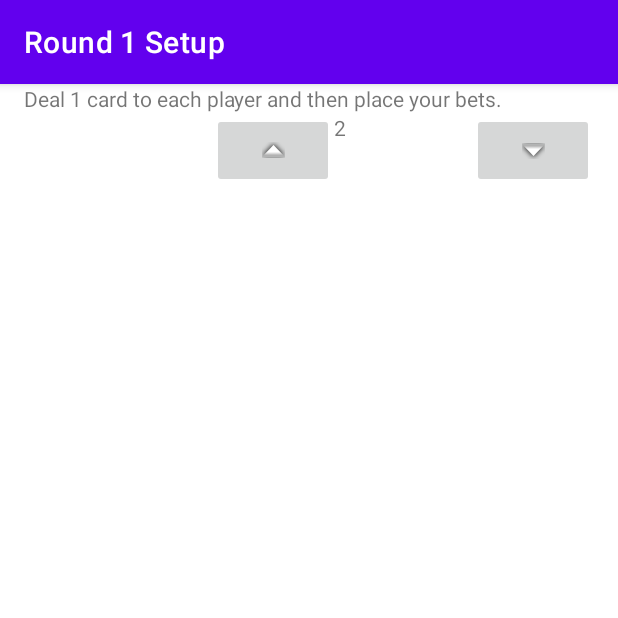
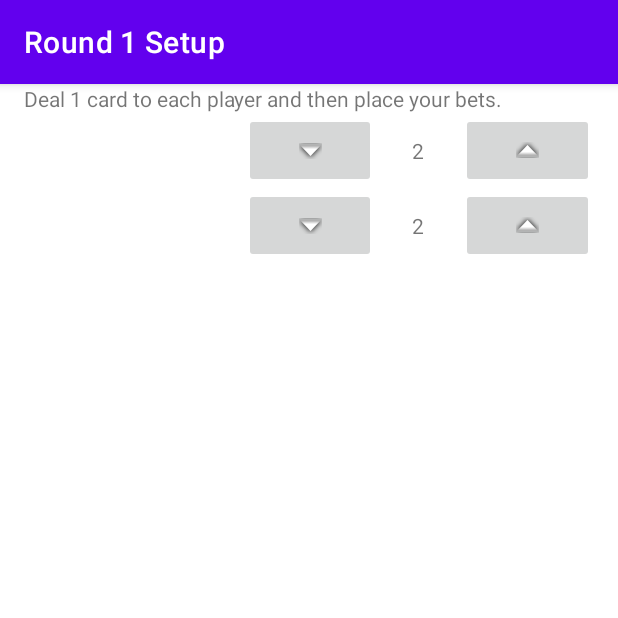
Before and after one commit to tamj0rd2/skull-king-calculator, an Android app: the screen it shows after launch (MainActivity), after a tap on "START GAME", on a phone screen of 412 x 824 dp, the top half of it. Run offline under Robolectric (Android 15) with nearby library versions, the phone set to English and light mode, and no system bars.

Commit message:
WIP: unstaged changes

```diff
--- a/app/src/main/java/com/tamj0rd2/skullkingcalculator/DealAndBetFragment.kt
+++ b/app/src/main/java/com/tamj0rd2/skullkingcalculator/DealAndBetFragment.kt
@@ -7,7 +7,6 @@ import android.widget.TextView
 import androidx.fragment.app.Fragment
 import com.tamj0rd2.skullkingcalculator.components.BettingCard
 import com.tamj0rd2.skullkingcalculator.viewmodels.Player
-import kotlin.math.roundToInt
 
 private const val ARG_PLAYERS = "players"
 private const val ARG_ROUND_NUMBER = "roundNumber"
@@ -15,6 +14,8 @@ private const val ARG_ROUND_NUMBER = "roundNumber"
 class DealAndBetFragment : Fragment(R.layout.fragment_deal_and_bet) {
     private lateinit var players: MutableList<Player>
     private var roundNumber: Int = 0
+
+    private val bettingCards = mutableListOf<BettingCard>()
 
     override fun onCreate(savedInstanceState: Bundle?) {
         super.onCreate(savedInstanceState)
@@ -34,7 +35,7 @@ class DealAndBetFragment : Fragment(R.layout.fragment_deal_and_bet) {
             String.format(this.resources.getString(R.string.dealCardsAndBet), this.roundNumber)
 
         val topLevelLayout = view.findViewById<LinearLayout>(R.id.topLevelLayout)
-        this.addBettingCard(topLevelLayout)
+        this.players.forEach { player -> this.addBettingCard(topLevelLayout, player) }
     }
 
     companion object {
@@ -48,17 +49,22 @@ class DealAndBetFragment : Fragment(R.layout.fragment_deal_and_bet) {
             }
     }
 
-    private fun addBettingCard(linearLayout: LinearLayout) {
-//        val layoutParams = LinearLayout.LayoutParams(LinearLayout.LayoutParams.MATCH_PARENT, this.getHeightInDp(50))
-
-        val bettingCard = BettingCard(this.context, null)
-        bettingCard.setInfo(this.players[0], 2)
-//        bettingCard.layoutParams = layoutParams
-        linearLayout.addView(bettingCard)
+    private fun startGame() {
+        val bets = this.players.mapIndexed { index, player ->  }
     }
 
-    private fun getHeightInDp(height: Int): Int {
-        val density = this.context?.resources?.displayMetrics?.density ?: throw Error("No density for some reason")
-        return (height * density).roundToInt()
+    private fun addBettingCard(linearLayout: LinearLayout, player: Player) {
+        val bettingCard = BettingCard(this.context, null)
+        bettingCard.setInfo(player, 2)
+        linearLayout.addView(bettingCard)
+        this.bettingCards.add(bettingCard)
     }
 }
+
+data class PlayerBet(val player: Player, val bet: ) {
+    var wins = 0
+
+    fun incrementWins() {
+        this.wins ++
+    }
+}
--- a/app/src/main/java/com/tamj0rd2/skullkingcalculator/GameSetupFragment.kt
+++ b/app/src/main/java/com/tamj0rd2/skullkingcalculator/GameSetupFragment.kt
@@ -48,7 +48,9 @@ class GameSetupFragment : Fragment(R.layout.fragment_game_setup) {
 
     override fun onDestroyView() {
         super.onDestroyView()
-        this.players.forEachIndexed { index, player -> player.name = this.playerInputs[index].getInputValue() }
+        this.players.forEachIndexed { index, player ->
+            player.name = this.playerInputs[index].getInputValue()
+        }
         this.playerInputs.clear()
     }
 
@@ -89,7 +91,11 @@ class GameSetupFragment : Fragment(R.layout.fragment_game_setup) {
     }
 
     private fun startGame() {
-        val players = this.players
+        val updatedPlayers = this.players.mapIndexed { index, player -> player.copy(name = this.playerInputs[index].getInputValue()) }
+        this.players.clear()
+        this.players.addAll(updatedPlayers)
+        val players = players
+
         this.parentFragmentManager.commit {
             setReorderingAllowed(true)
             addToBackStack(null)
--- a/app/src/main/java/com/tamj0rd2/skullkingcalculator/components/BettingCard.kt
+++ b/app/src/main/java/com/tamj0rd2/skullkingcalculator/components/BettingCard.kt
@@ -3,6 +3,7 @@ package com.tamj0rd2.skullkingcalculator.components
 import android.content.Context
 import android.util.AttributeSet
 import android.view.LayoutInflater
+import android.widget.ImageButton
 import android.widget.LinearLayout
 import android.widget.TextView
 import com.tamj0rd2.skullkingcalculator.R
@@ -23,20 +24,26 @@ class BettingCard(context: Context?, attrs: AttributeSet?) : LinearLayout(contex
         this.layoutParams = LayoutParams(LayoutParams.MATCH_PARENT, this.getHeightInDp(50))
         this.playerNameLabel = this.findViewById(R.id.playerNameLabel)
         this.betLabel = this.findViewById(R.id.betAmount)
+
+        val incrementButton = this.findViewById<ImageButton>(R.id.incrementBet)
+        incrementButton.setOnClickListener { this.incrementBet() }
+
+        val decrementButton = this.findViewById<ImageButton>(R.id.decrementBet)
+        decrementButton.setOnClickListener { this.decrementBet() }
     }
 
     fun setInfo(player: Player, bet: Int = 0) {
         this.bet = bet
-        this.playerNameLabel.text = player.name
+        this.playerNameLabel.text = player.name.toString()
         this.betLabel.text = this.bet.toString()
     }
 
-    fun incrementBet() {
+    private fun incrementBet() {
         this.bet += 1
         this.betLabel.text = this.bet.toString()
     }
 
-    fun decrementBet() {
+    private fun decrementBet() {
         this.bet -= 1
         this.betLabel.text = this.bet.toString()
     }
--- a/app/src/main/java/com/tamj0rd2/skullkingcalculator/viewmodels/GameSetupViewModel.kt
+++ b/app/src/main/java/com/tamj0rd2/skullkingcalculator/viewmodels/GameSetupViewModel.kt
@@ -11,6 +11,12 @@ class GameSetupViewModel(savedStateHandle: SavedStateHandle) : ViewModel() {
     val something: String = savedStateHandle["something"]
         ?: throw java.lang.IllegalArgumentException("I don't understand")
 
+}
+
+data class RoundScore(val bet: Int, var wins: Int) {
+    fun addAWin() {
+        this.wins += 1
+    }
 }
 
 data class Player(val id: Int, var name: String = "") : Parcelable {
--- a/app/src/main/res/layout/betting_card.xml
+++ b/app/src/main/res/layout/betting_card.xml
@@ -12,10 +12,25 @@
         android:layout_width="wrap_content"
         android:layout_height="match_parent"
         android:gravity="center_vertical"
-        android:text="@string/playerLabel"
         android:textSize="18sp"
         tools:text="PlayerName"
         android:layout_weight="3"/>
+
+    <ImageButton
+        android:id="@+id/decrementBet"
+        android:layout_width="wrap_content"
+        android:layout_height="match_parent"
+        android:layout_weight="1"
+        app:srcCompat="@android:drawable/arrow_down_float"
+        android:contentDescription="@string/decrementBet"/>
+
+    <TextView
+        android:id="@+id/betAmount"
+        android:layout_width="wrap_content"
+        android:layout_height="match_parent"
+        android:layout_weight="1"
+        android:gravity="center_horizontal|center_vertical"
+        tools:text="5" />
 
     <ImageButton
         android:id="@+id/incrementBet"
@@ -25,17 +40,4 @@
         app:srcCompat="@android:drawable/arrow_up_float"
         android:contentDescription="@string/incrementBet" />
 
-    <TextView
-        android:id="@+id/betAmount"
-        android:layout_width="wrap_content"
-        android:layout_height="match_parent"
-        android:layout_weight="2" />
-
-    <ImageButton
-        android:id="@+id/decrementBet"
-        android:layout_width="wrap_content"
-        android:layout_height="match_parent"
-        android:layout_weight="1"
-        app:srcCompat="@android:drawable/arrow_down_float"
-        android:contentDescription="@string/decrementBet"/>
 </LinearLayout>
```
